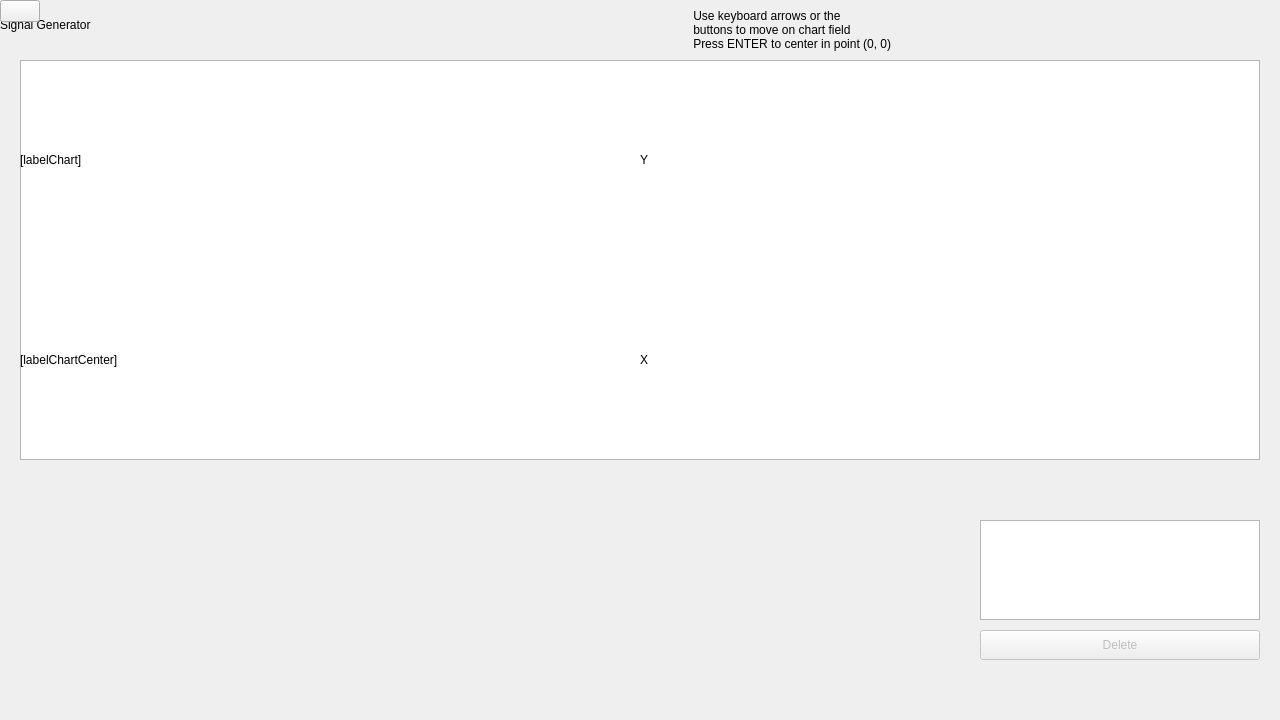
This is forms/application.ui in Aquaver/signal-generator as Qt 5 draws it before an edit. The edited form follows.
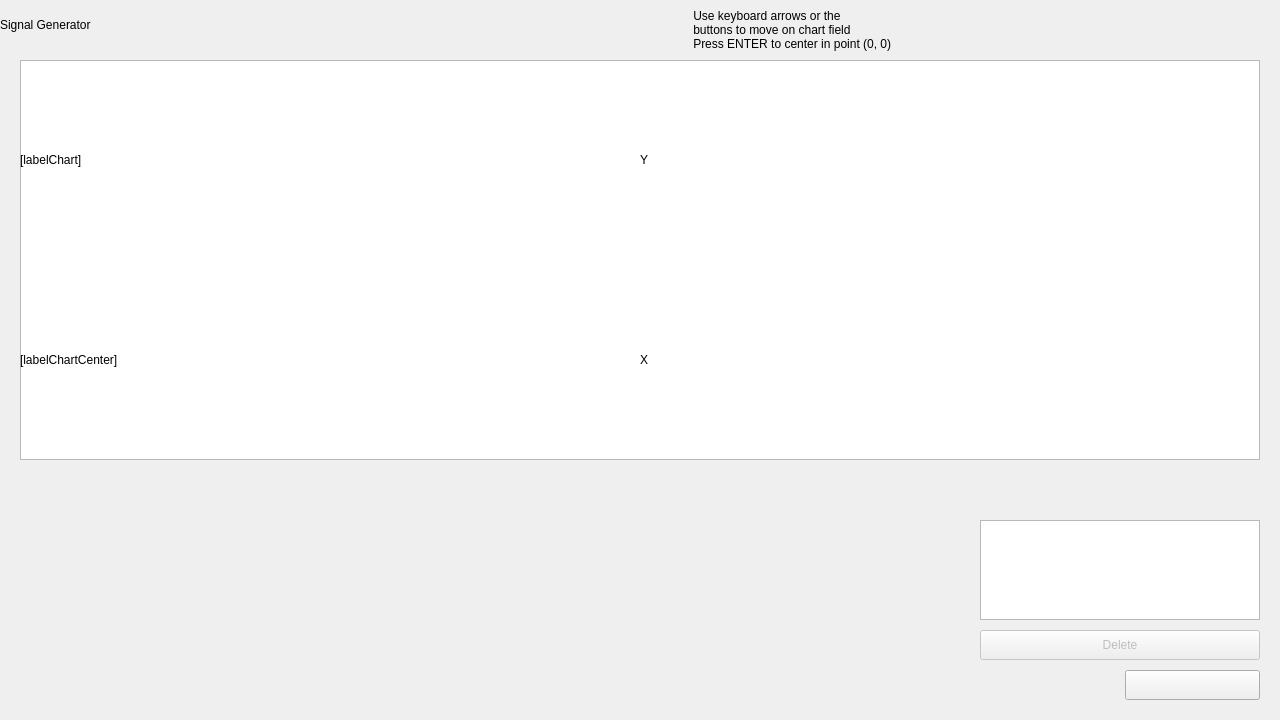
This is the edited form.

Commit message: Added geometry property in more actions menu button widget in application UI file

The edit to the form file:
```diff
--- a/forms/application.ui
+++ b/forms/application.ui
@@ -353,6 +353,14 @@
           </widget>
           
           <widget class="QPushButton" name="buttonMenuMoreActions">
+            <property name="geometry">
+              <rect>
+                <x>1125</x>
+                <y>670</y>
+                <width>135</width>
+                <height>30</height>
+              </rect>
+            </property>
           </widget>
         </widget>
       </widget>
```
